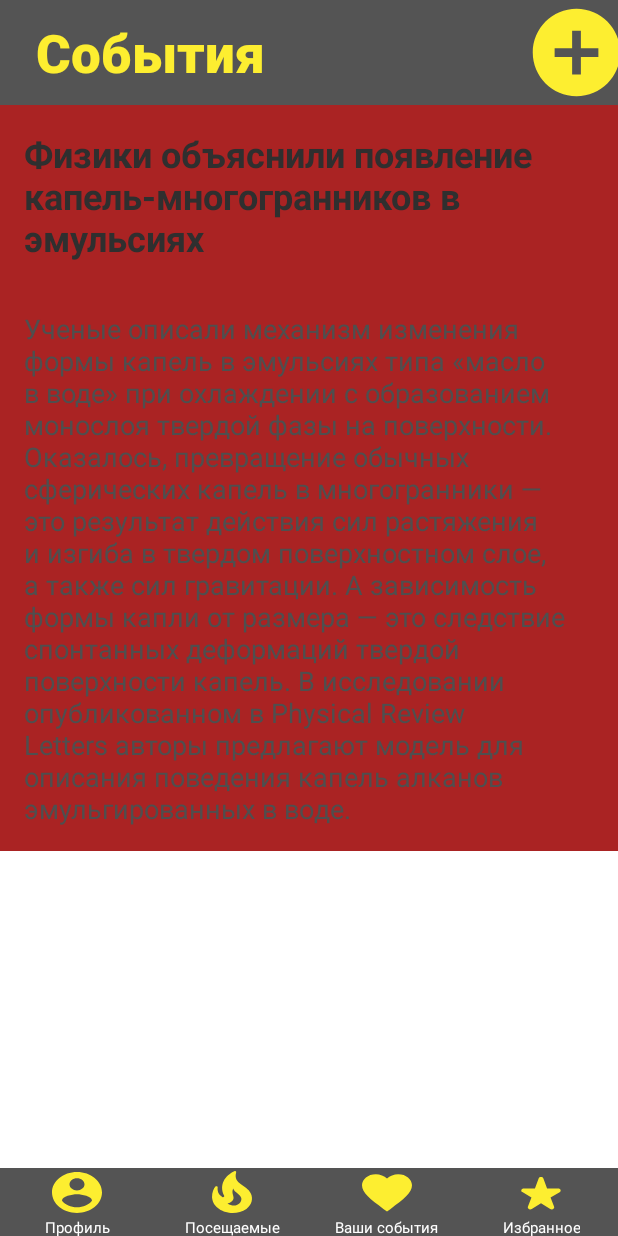
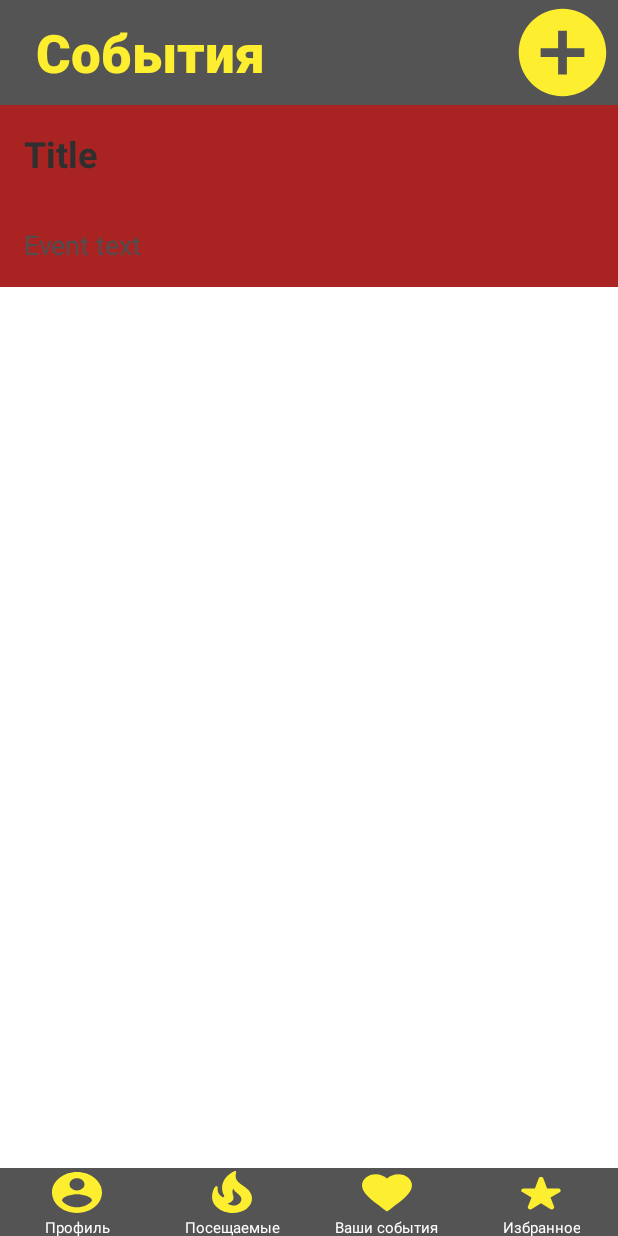
Before and after one commit to KorolKrinzha/Callboard_HSE, an Android app: the fragment NewsFragment placed in its activity, on a phone screen of 412 x 824 dp. Run offline under Robolectric (Android 15) with nearby library versions, the phone set to English and light mode, and no system bars.

```diff
--- a/app/src/main/java/com/example/calboardhse/api/Api.kt
+++ b/app/src/main/java/com/example/calboardhse/api/Api.kt
@@ -8,10 +8,9 @@ import retrofit2.http.Path
 import retrofit2.http.Query
 
 interface Api {
-    @GET("/svc/news/v3/content/{source}/{section}.json")
+    @GET("/{source}")
     fun getNews(
         @Path("source") source: String,
-        @Path("section") section: String,
-        @Query("api-key") key: String
+
     ): Call<NewsListModel>
 }
--- a/app/src/main/java/com/example/calboardhse/api/NewsListProviderImpl.kt
+++ b/app/src/main/java/com/example/calboardhse/api/NewsListProviderImpl.kt
@@ -10,15 +10,16 @@ import retrofit2.converter.gson.GsonConverterFactory
 
 class NewsListProviderImpl : NewsListProvider {
     private val api = Retrofit.Builder()
-        .baseUrl("https://api.nytimes.com")
+        .baseUrl("http://u1293020.isp.regruhosting.ru/")
         .addConverterFactory(GsonConverterFactory.create())
         .build()
         .create(Api::class.java)
 
     override fun provideNewsList(listener: NewsListListener) {
-        api.getNews("all", "all", "ZcWzm2XNqZg4NiR95W4ppQ6n9SWrBMAn").enqueue(
+        api.getNews("get").enqueue(
             object : Callback<NewsListModel> {
                 override fun onFailure(call: Call<NewsListModel>, t: Throwable) {
+                    Log.e("KEK", "errrrrrrrrorrrr, error = ${t.message}")
 
                     t.printStackTrace()
                 }
--- a/app/src/main/res/drawable/main_menu_heart.xml
+++ b/app/src/main/res/drawable/main_menu_heart.xml
@@ -8,6 +8,6 @@
     <path
         android:pathData="M0 0h24v24H0z" />
     <path
-        android:fillColor="#FDEE30"
+        android:fillColor="@color/main"
         android:pathData="M12 21.35l-1.45-1.32C5.4 15.36 2 12.28 2 8.5 2 5.42 4.42 3 7.5 3c1.74 0 3.41 0.81 4.5 2.09C13.09 3.81 14.76 3 16.5 3 19.58 3 22 5.42 22 8.5c0 3.78-3.4 6.86-8.55 11.54L12 21.35z" />
 </vector>
--- a/app/src/main/res/drawable/main_menu_onfire.xml
+++ b/app/src/main/res/drawable/main_menu_onfire.xml
@@ -8,6 +8,6 @@
     <path
         android:pathData="M 0 0 H 24 V 24 H 0 V 0 Z" />
     <path
-        android:fillColor="#FDEE30"
+        android:fillColor="@color/main"
         android:pathData="M19.48,12.35c-1.57-4.08-7.16-4.3-5.81-10.23c0.1-0.44-0.37-0.78-0.75-0.55C9.29,3.71,6.68,8,8.87,13.62 c0.18,0.46-0.36,0.89-0.75,0.59c-1.81-1.37-2-3.34-1.84-4.75c0.06-0.52-0.62-0.77-0.91-0.34C4.69,10.16,4,11.84,4,14.37 c0.38,5.6,5.11,7.32,6.81,7.54c2.43,0.31,5.06-0.14,6.95-1.87C19.84,18.11,20.6,15.03,19.48,12.35z M10.2,17.38 c1.44-0.35,2.18-1.39,2.38-2.31c0.33-1.43-0.96-2.83-0.09-5.09c0.33,1.87,3.27,3.04,3.27,5.08C15.84,17.59,13.1,19.76,10.2,17.38z" />
 </vector>
--- a/app/src/main/res/drawable/main_menu_profile.xml
+++ b/app/src/main/res/drawable/main_menu_profile.xml
@@ -8,6 +8,6 @@
     <path
         android:pathData="M0 0h24v24H0z" />
     <path
-        android:fillColor="#FDEE30"
+        android:fillColor="@color/main"
         android:pathData="M12 2C6.48 2 2 6.48 2 12s4.48 10 10 10 10-4.48 10-10S17.52 2 12 2zm0 3c1.66 0 3 1.34 3 3s-1.34 3-3 3-3-1.34-3-3 1.34-3 3-3zm0 14.2c-2.5 0-4.71-1.28-6-3.22 0.03 -1.99 4-3.08 6-3.08 1.99 0 5.97 1.09 6 3.08-1.29 1.94-3.5 3.22-6 3.22z" />
 </vector>
--- a/app/src/main/res/drawable/main_menu_star.xml
+++ b/app/src/main/res/drawable/main_menu_star.xml
@@ -8,6 +8,6 @@
     <path
         android:pathData="M 0 0 H 24 V 24 H 0 V 0 Z" />
     <path
-        android:fillColor="#FDEE30"
+        android:fillColor="@color/main"
         android:pathData="M14.43,10l-1.47-4.84c-0.29-0.95-1.63-0.95-1.91,0L9.57,10H5.12c-0.97,0-1.37,1.25-0.58,1.81l3.64,2.6l-1.43,4.61 c-0.29,0.93,0.79,1.68,1.56,1.09L12,17.31l3.69,2.81c0.77,0.59,1.85-0.16,1.56-1.09l-1.43-4.61l3.64-2.6 c0.79-0.57,0.39-1.81-0.58-1.81H14.43z" />
 </vector>
--- a/app/src/main/res/drawable/main_plus.xml
+++ b/app/src/main/res/drawable/main_plus.xml
@@ -8,6 +8,6 @@
     <path
         android:pathData="M0 0h24v24H0V0z" />
     <path
-        android:fillColor="#FD7813"
+        android:fillColor="#8013FD"
         android:pathData="M12 2C6.48 2 2 6.48 2 12s4.48 10 10 10 10-4.48 10-10S17.52 2 12 2zm5 11h-4v4h-2v-4H7v-2h4V7h2v4h4v2z" />
 </vector>
--- a/app/src/main/res/layout/activity_main.xml
+++ b/app/src/main/res/layout/activity_main.xml
@@ -27,7 +27,7 @@
         android:gravity="center_vertical"
         android:paddingLeft="24dp"
         android:text="События"
-        android:textColor="#FDEE30"
+        android:textColor="@color/main"
 
         android:textSize="35sp"
 
@@ -37,8 +37,10 @@
         android:id="@+id/creeateactivity"
         android:layout_width="70dp"
         android:layout_height="70dp"
+        android:layout_marginEnd="10dp"
 
         android:background="@drawable/main_plus"
+
 
 
         />
@@ -47,6 +49,7 @@
     </LinearLayout>
 
     <FrameLayout
+
         android:id="@+id/news_list_holder"
         android:layout_marginTop="70dp"
         android:layout_width="match_parent"
@@ -108,7 +111,7 @@
             android:layout_weight="25"
             android:textSize="10dp"
             android:text="@string/main_menu_profile"
-            android:textColor="#FFFF"
+            android:textColor="@color/white"
 
 
             />
@@ -152,7 +155,7 @@
             android:layout_weight="25"
             android:textSize="10dp"
             android:text="@string/main_menu_fire"
-            android:textColor="#FFFF"
+            android:textColor="@color/white"
 
 
             />
@@ -194,7 +197,7 @@
             android:gravity="center|right"
             android:layout_weight="25"
             android:text="@string/main_menu_heart"
-            android:textColor="#FFFF"
+            android:textColor="@color/white"
             android:textSize="10dp"
 
 
@@ -239,7 +242,7 @@
             android:layout_weight="25"
             android:textSize="10dp"
             android:text="@string/main_menu_star"
-            android:textColor="#FFFF"
+            android:textColor="@color/white"
 
 
             />
--- a/app/src/main/res/layout/news_fragment_layout.xml
+++ b/app/src/main/res/layout/news_fragment_layout.xml
@@ -17,7 +17,7 @@
             android:textSize="24sp"
             android:textStyle="bold"
             android:textColor="#2F2F2F"
-            android:text="Физики объяснили появление капель-многогранников в эмульсиях" />
+            android:text="Title" />
 
         <TextView
             android:id="@+id/news_body"
@@ -26,7 +26,8 @@
             android:layout_margin="16dp"
             android:textSize="18sp"
             android:textColor="#4F4F4F"
-            android:text="Ученые описали механизм изменения формы капель в эмульсиях типа «масло в воде» при охлаждении с образованием монослоя твердой фазы на поверхности. Оказалось, превращение обычных сферических капель в многогранники — это результат действия сил растяжения и изгиба в твердом поверхностном слое, а также сил гравитации. А зависимость формы капли от размера — это следствие спонтанных деформаций твердой поверхности капель. В исследовании опубликованном в Physical Review Letters авторы предлагают модель для описания поведения капель алканов эмульгированных в воде." />
+            android:text="Event text"
+            ></TextView>
 
     </LinearLayout>
 
```
Also changed, not shown: app/src/main/java/com/example/calboardhse/NewsViewHolder.kt (+4 -4 lines), app/src/main/java/com/example/calboardhse/model/NewsListParser.kt (+14 -13 lines), app/src/main/java/com/example/calboardhse/model/NewsModel.kt (+21 -12 lines), app/src/main/res/layout/news_list_item_layout.xml (+11 -16 lines).
